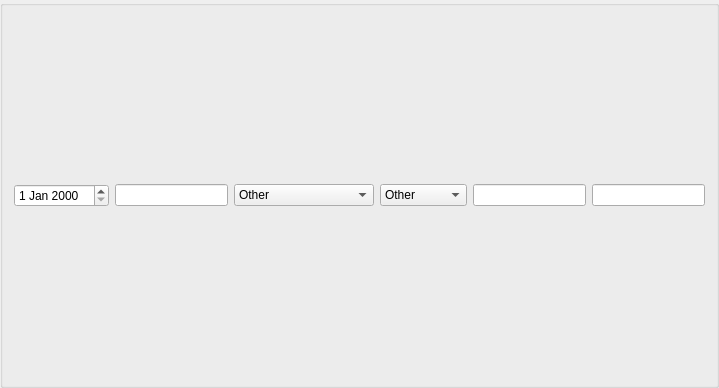
The window that BattleBoard/vieAdventureRecordWidget.ui (Greykoil/BattleBoard) describes before a commit, drawn with Qt 5.
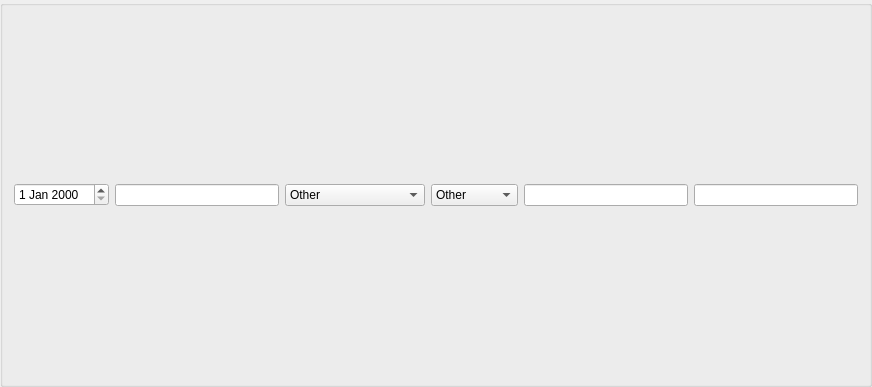
The same window after the commit.

```diff
--- a/BattleBoard/vieAdventureRecordWidget.ui
+++ b/BattleBoard/vieAdventureRecordWidget.ui
@@ -6,8 +6,8 @@
    <rect>
     <x>0</x>
     <y>0</y>
-    <width>719</width>
-    <height>388</height>
+    <width>872</width>
+    <height>387</height>
    </rect>
   </property>
   <property name="windowTitle">
```
Left out of the diff: 24 changed lines with no effect on the pictures.
